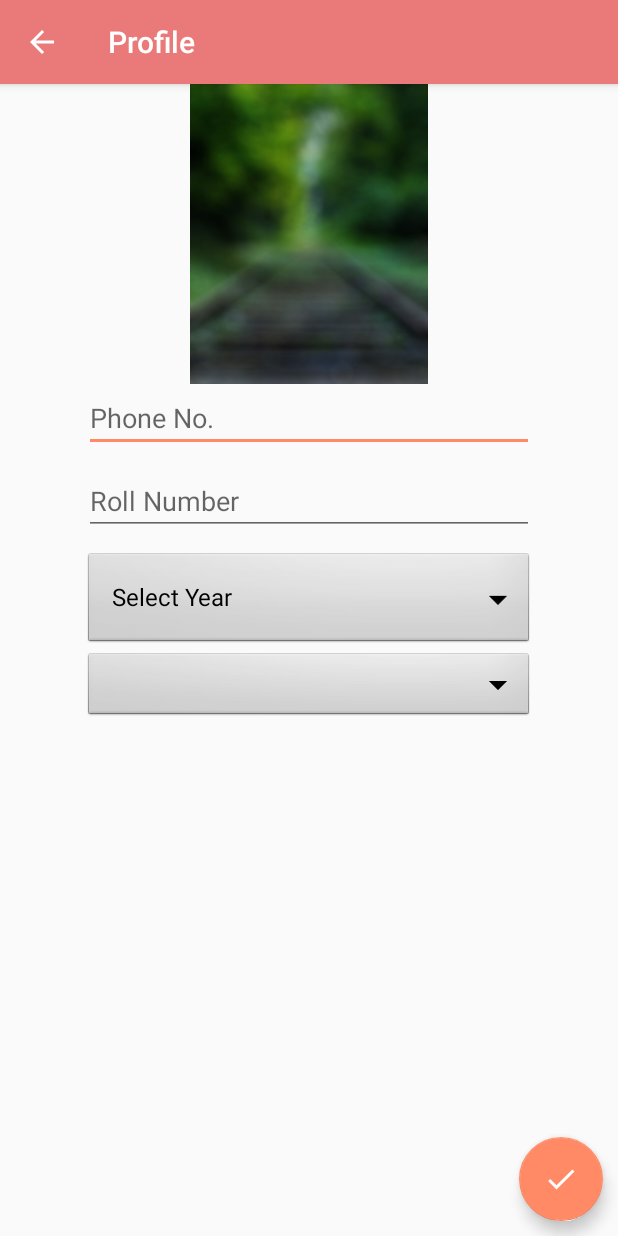
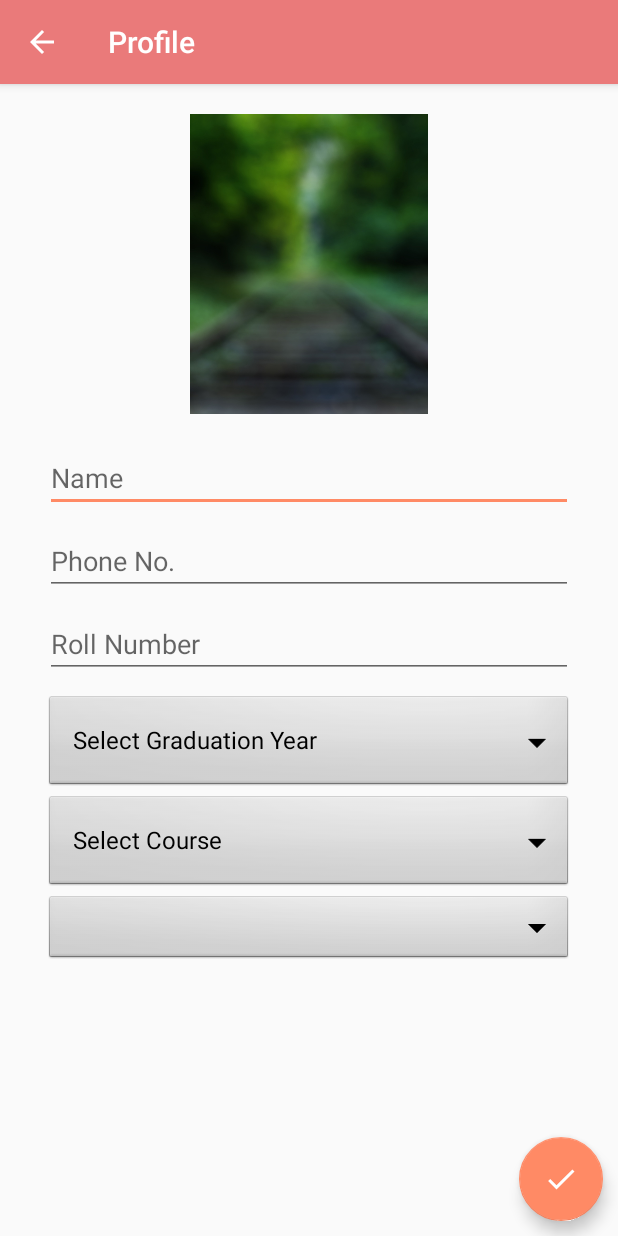
Before and after one commit to Manan-YMCA/ClubConnectApp, an Android app: the UserProfileActivity screen opened directly, with no data from a screen before it, on a phone screen of 412 x 824 dp. Run offline under Robolectric (Android 15) with nearby library versions, the phone set to English and light mode, and no system bars; our stand-ins replace Picasso; pictures from the network do not load.

Commit message:
user profile ui changed

```diff
--- a/app/src/main/java/com/manan/dev/clubconnect/User/UserProfileActivity.java
+++ b/app/src/main/java/com/manan/dev/clubconnect/User/UserProfileActivity.java
@@ -2,7 +2,10 @@ package com.manan.dev.clubconnect.User;
 
 import android.support.v7.app.AppCompatActivity;
 import android.os.Bundle;
+import android.view.View;
+import android.widget.AdapterView;
 import android.widget.ArrayAdapter;
+import android.widget.EditText;
 import android.widget.ImageView;
 import android.widget.Spinner;
 
@@ -12,27 +15,70 @@ import com.squareup.picasso.Picasso;
 
 public class UserProfileActivity extends AppCompatActivity {
 
+    private ImageView userImg;
+    private EditText userName;
+    private EditText userPhone;
+    private EditText userRoll;
+
     @Override
     protected void onCreate(Bundle savedInstanceState) {
         super.onCreate(savedInstanceState);
         setContentView(R.layout.activity_user_profile);
 
-        ImageView profilePhoto = (ImageView) findViewById(R.id.photo_crop_user);
-     Picasso.with(UserProfileActivity.this).load(R.drawable.login_back).transform(new CircleTransform()).into(profilePhoto);
+        userImg = (ImageView) findViewById(R.id.photo_crop_user);
+        userName = (EditText) findViewById(R.id.et_name);
+        userPhone = (EditText) findViewById(R.id.et_phone);
+        userRoll = (EditText) findViewById(R.id.et_RollNo);
+
+        Picasso.with(UserProfileActivity.this).load(R.drawable.login_back).transform(new CircleTransform()).into(userImg);
 
         Spinner dropdown = (Spinner)findViewById(R.id.spinner1);
-        Spinner course = (Spinner)findViewById(R.id.spinner2);
+        final Spinner course = (Spinner)findViewById(R.id.spinner2);
+        final Spinner batch = (Spinner) findViewById(R.id.spinner3);
 
 
 
-        String[] itemsBatch = new String[]{"Select Year","2K14","2K15","2K16", "2K17", "2K18","2K14","2K15","2K16", "2K17", "2K18"};
+
+
+        String[] itemsBatch = new String[]{"Select Graduation Year","2014","2015","2016", "2017", "2018"};
         ArrayAdapter<String> adapter = new ArrayAdapter<String>(this, android.R.layout.simple_spinner_dropdown_item, itemsBatch);
         dropdown.setAdapter(adapter);
 
-        String[]  itemsCou = new String[]{"CE","IT","MCA","MTech"};
+        final String[]  itemsCou = new String[]{"Select Course", "B.Tech","M.Tech","M.Sc"};
         ArrayAdapter<String> adapter_2 = new ArrayAdapter<String>(this, android.R.layout.simple_spinner_dropdown_item, itemsCou);
-        dropdown.setAdapter(adapter);
+        course.setAdapter(adapter_2);
 
+        course.setOnItemSelectedListener(new AdapterView.OnItemSelectedListener() {
+            @Override
+            public void onItemSelected(AdapterView<?> adapterView, View view, int i, long l) {
+                String[]  itemsBatch = new String[]{};
+                ArrayAdapter<String> adapter_2 = new ArrayAdapter<String>(UserProfileActivity.this, android.R.layout.simple_spinner_dropdown_item, itemsBatch);;
+                switch(i)
+                {
+                    case 0:
+                        break;
+                    case 1:
+                        itemsBatch = new String[]{"Select Batch","CE","IT","ECE","EIC","Mech","EL"};
+                        adapter_2 = new ArrayAdapter<String>(UserProfileActivity.this, android.R.layout.simple_spinner_dropdown_item, itemsBatch);
+                        break;
+                    case 2:
+                        itemsBatch = new String[]{"Select Batch","CE","IT","ECE","EIC","Mech","EL"};
+                        adapter_2 = new ArrayAdapter<String>(UserProfileActivity.this, android.R.layout.simple_spinner_dropdown_item, itemsBatch);
+                        break;
+                    case 3:
+                        itemsBatch = new String[]{"Select Batch","Physics","Maths"};
+                        adapter_2 = new ArrayAdapter<String>(UserProfileActivity.this, android.R.layout.simple_spinner_dropdown_item, itemsBatch);
+                        break;
+
+                }
+                batch.setAdapter(adapter_2);
+            }
+
+            @Override
+            public void onNothingSelected(AdapterView<?> adapterView) {
+
+            }
+        });
 
     }
 }
--- a/app/src/main/res/layout/activity_user_profile.xml
+++ b/app/src/main/res/layout/activity_user_profile.xml
@@ -6,28 +6,45 @@
     android:layout_height="match_parent"
     tools:context="com.manan.dev.clubconnect.User.UserProfileActivity">
 
+    <ScrollView
+        android:layout_width="match_parent"
+        android:layout_height="match_parent">
     <LinearLayout
         android:layout_width="match_parent"
         android:layout_height="match_parent"
         android:orientation="vertical"
+        android:layout_marginLeft="30dp"
+        android:layout_marginRight="30dp"
         >
 
         <ImageView
+            android:layout_marginTop="20dp"
             android:layout_width="200dp"
             android:layout_height="200dp"
             android:id="@+id/photo_crop_user"
             android:layout_gravity="center"
 
            />
+
         <EditText
-            android:layout_width="300dp"
+            android:layout_width="match_parent"
+            android:layout_marginTop="20dp"
+            android:layout_height="wrap_content"
+            android:hint="Name"
+            android:id="@+id/et_name"
+            android:layout_gravity="center"
+            android:layout_marginBottom="10dp"/>
+
+        <EditText
+            android:layout_width="match_parent"
             android:layout_height="wrap_content"
             android:hint="Phone No."
             android:id="@+id/user_profile_phone"
             android:layout_gravity="center"
             android:layout_marginBottom="10dp"/>
         <EditText
-            android:layout_width="300dp"
+            android:id="@+id/et_RollNo"
+            android:layout_width="match_parent"
             android:layout_height="wrap_content"
             android:hint="Roll Number"
             android:layout_gravity="center"
@@ -35,7 +52,7 @@
 
         <Spinner
             android:id="@+id/spinner1"
-            android:layout_width="300dp"
+            android:layout_width="match_parent"
             android:layout_height="wrap_content"
             android:background="@android:drawable/btn_dropdown"
             android:layout_gravity="center"
@@ -47,14 +64,27 @@
 
         <Spinner
             android:id="@+id/spinner2"
-            android:layout_width="300dp"
+            android:layout_width="match_parent"
             android:layout_height="wrap_content"
             android:background="@android:drawable/btn_dropdown"
             android:layout_gravity="center"
             android:tag="Year"
             style="@style/AppTheme.User"
             android:spinnerMode="dropdown" />
-    </LinearLayout>>
+
+        <Spinner
+            android:id="@+id/spinner3"
+            android:layout_width="match_parent"
+            android:layout_height="wrap_content"
+            android:background="@android:drawable/btn_dropdown"
+            android:layout_gravity="center"
+            android:tag="Year"
+            style="@style/AppTheme.User"
+            android:spinnerMode="dropdown" />
+
+
+    </LinearLayout>
+    </ScrollView>
 <android.support.design.widget.FloatingActionButton
     android:layout_width="wrap_content"
     android:layout_height="match_parent"
```
